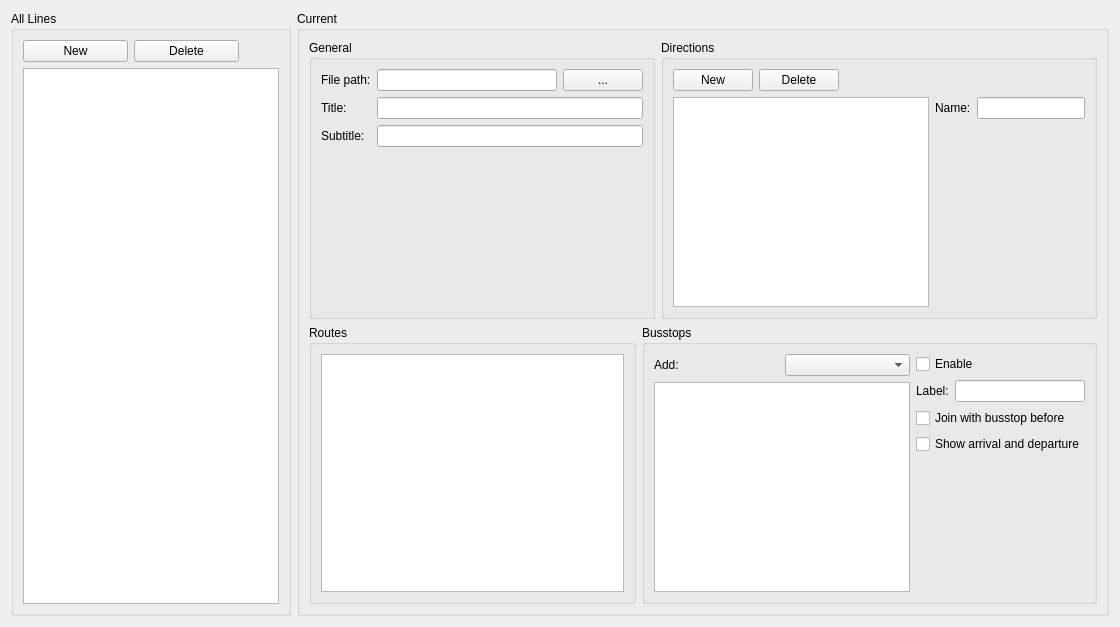
The window that Widgets/Publications/wdgpublishedlines.ui (ma7t3/ScheduleMaster) describes before a commit, drawn with Qt 5.
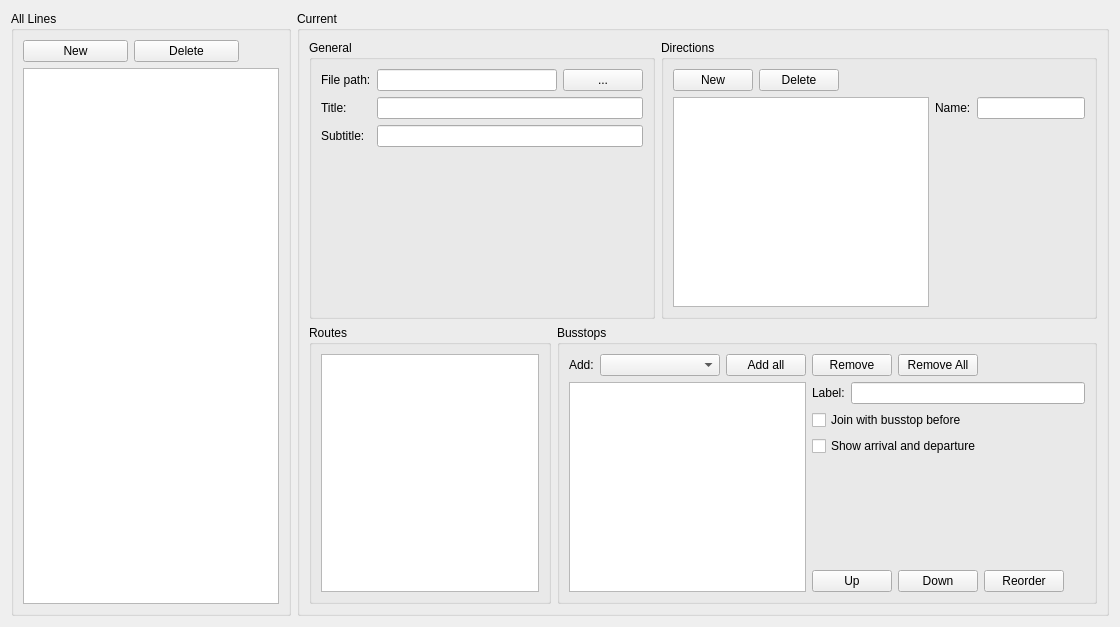
The same window after the commit.

Patch:
```diff
--- a/Widgets/Publications/wdgpublishedlines.ui
+++ b/Widgets/Publications/wdgpublishedlines.ui
@@ -13,7 +13,7 @@
   <property name="windowTitle">
    <string>Form</string>
   </property>
-  <layout class="QHBoxLayout" name="horizontalLayout_10">
+  <layout class="QHBoxLayout" name="horizontalLayout_12">
    <item>
     <widget class="QGroupBox" name="groupBox">
      <property name="title">
@@ -193,7 +193,7 @@
        </layout>
       </item>
       <item>
-       <layout class="QHBoxLayout" name="horizontalLayout_6">
+       <layout class="QHBoxLayout" name="horizontalLayout_11">
         <item>
          <widget class="QGroupBox" name="groupBox_5">
           <property name="title">
@@ -223,13 +223,19 @@
           <property name="title">
            <string>Busstops</string>
           </property>
-          <layout class="QHBoxLayout" name="horizontalLayout_5">
+          <layout class="QHBoxLayout" name="horizontalLayout_10">
            <item>
             <layout class="QVBoxLayout" name="verticalLayout_4">
              <item>
               <layout class="QHBoxLayout" name="horizontalLayout_3">
                <item>
                 <widget class="QLabel" name="label_4">
+                 <property name="sizePolicy">
+                  <sizepolicy hsizetype="Maximum" vsizetype="Preferred">
+                   <horstretch>0</horstretch>
+                   <verstretch>0</verstretch>
+                  </sizepolicy>
+                 </property>
                  <property name="text">
                   <string>Add:</string>
                  </property>
@@ -238,6 +244,19 @@
                <item>
                 <widget class="QComboBox" name="cmbAllBusstops"/>
                </item>
+               <item>
+                <widget class="QPushButton" name="pbBusstopsAddAll">
+                 <property name="sizePolicy">
+                  <sizepolicy hsizetype="Maximum" vsizetype="Fixed">
+                   <horstretch>0</horstretch>
+                   <verstretch>0</verstretch>
+                  </sizepolicy>
+                 </property>
+                 <property name="text">
+                  <string>Add all</string>
+                 </property>
+                </widget>
+               </item>
               </layout>
              </item>
              <item>
@@ -248,11 +267,35 @@
            <item>
             <layout class="QVBoxLayout" name="verticalLayout_3">
              <item>
-              <widget class="QCheckBox" name="cbBusstopEnable">
-               <property name="text">
-                <string>Enable</string>
-               </property>
-              </widget>
+              <layout class="QHBoxLayout" name="horizontalLayout_5">
+               <item>
+                <widget class="QPushButton" name="pbBusstopsRemove">
+                 <property name="text">
+                  <string>Remove</string>
+                 </property>
+                </widget>
+               </item>
+               <item>
+                <widget class="QPushButton" name="pbBusstopsRemoveAll">
+                 <property name="text">
+                  <string>Remove All</string>
+                 </property>
+                </widget>
+               </item>
+               <item>
+                <spacer name="horizontalSpacer_3">
+                 <property name="orientation">
+                  <enum>Qt::Horizontal</enum>
+                 </property>
+                 <property name="sizeHint" stdset="0">
+                  <size>
+                   <width>40</width>
+                   <height>20</height>
+                  </size>
+                 </property>
+                </spacer>
+               </item>
+              </layout>
              </item>
              <item>
               <layout class="QHBoxLayout" name="horizontalLayout_4">
@@ -295,6 +338,44 @@
                </property>
               </spacer>
              </item>
+             <item>
+              <layout class="QHBoxLayout" name="horizontalLayout_6">
+               <item>
+                <widget class="QPushButton" name="pbBusstopsUp">
+                 <property name="text">
+                  <string>Up</string>
+                 </property>
+                </widget>
+               </item>
+               <item>
+                <widget class="QPushButton" name="pbBusstopsDown">
+                 <property name="text">
+                  <string>Down</string>
+                 </property>
+                </widget>
+               </item>
+               <item>
+                <widget class="QPushButton" name="pbBusstopsReorder">
+                 <property name="text">
+                  <string>Reorder</string>
+                 </property>
+                </widget>
+               </item>
+               <item>
+                <spacer name="horizontalSpacer_4">
+                 <property name="orientation">
+                  <enum>Qt::Horizontal</enum>
+                 </property>
+                 <property name="sizeHint" stdset="0">
+                  <size>
+                   <width>40</width>
+                   <height>20</height>
+                  </size>
+                 </property>
+                </spacer>
+               </item>
+              </layout>
+             </item>
             </layout>
            </item>
           </layout>
```
Left out of the diff: 6 changed lines with no effect on the pictures.
